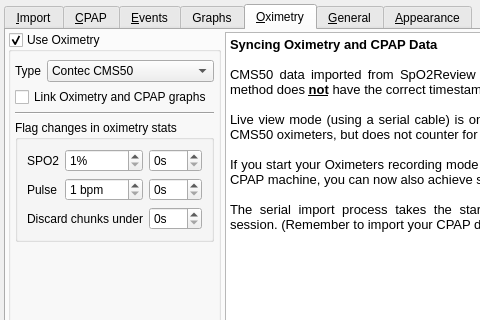
The window that sleepyhead/preferencesdialog.ui (sbonaime/sleepyhead-code.) describes before a commit, drawn with Qt 5; both pictures show x 0 to 480 and y 0 to 320 of the 721 by 610 pixel window.
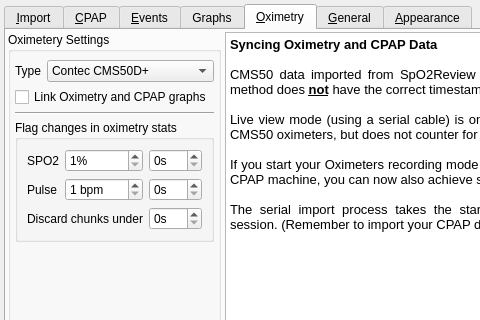
The same window after the commit. The open tabs and pages were chosen to show the change. Icons and pictures are not drawn.

Commit message: Remove all traces of old oximetry, and qextserialport dependency

The edit to the form file:
```diff
--- a/sleepyhead/preferencesdialog.ui
+++ b/sleepyhead/preferencesdialog.ui
@@ -1266,10 +1266,10 @@
        <item>
         <widget class="QGroupBox" name="oximetryGroupBox">
          <property name="title">
-          <string>Use Oximetry</string>
+          <string>Oximetery Settings</string>
          </property>
          <property name="checkable">
-          <bool>true</bool>
+          <bool>false</bool>
          </property>
          <layout class="QGridLayout" name="gridLayout_2">
           <property name="leftMargin">
@@ -1310,7 +1310,17 @@
             </property>
             <item>
              <property name="text">
-              <string>Contec CMS50</string>
+              <string>Contec CMS50D+</string>
+             </property>
+            </item>
+            <item>
+             <property name="text">
+              <string>Contec CMS50E/F</string>
+             </property>
+            </item>
+            <item>
+             <property name="text">
+              <string>Contec CMS50F v3.7</string>
              </property>
             </item>
            </widget>
```
Left out of the diff: 2 changed lines with no effect on the pictures. The commit also changes 61 other files.
